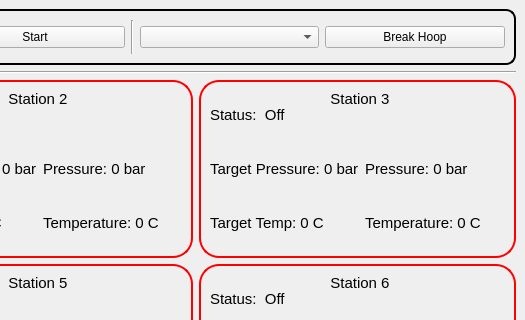
eastanganelli/HoopTesting_Emulator, file mainwindow.ui: the form before one commit; both pictures show x 455 to 980 and y 0 to 320 of the 980 by 450 pixel window.
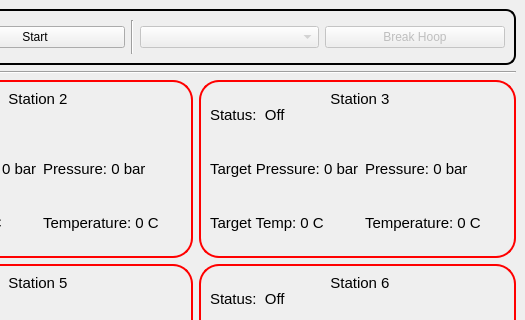
The form after the commit.

The edit to the form file:
```diff
--- a/mainwindow.ui
+++ b/mainwindow.ui
@@ -1057,17 +1057,30 @@
        </item>
        <item>
         <widget class="QComboBox" name="cbActiveStation">
+         <property name="enabled">
+          <bool>false</bool>
+         </property>
+         <property name="contextMenuPolicy">
+          <enum>Qt::DefaultContextMenu</enum>
+         </property>
          <property name="currentText">
           <string/>
          </property>
+         <property name="maxVisibleItems">
+          <number>6</number>
+         </property>
+         <property name="maxCount">
+          <number>6</number>
+         </property>
+         <property name="insertPolicy">
+          <enum>QComboBox::NoInsert</enum>
+         </property>
+         <property name="sizeAdjustPolicy">
+          <enum>QComboBox::AdjustToContents</enum>
+         </property>
          <property name="placeholderText">
           <string>Break station Hoop</string>
          </property>
-         <item>
-          <property name="text">
-           <string/>
-          </property>
-         </item>
          <item>
           <property name="text">
            <string>1</string>
@@ -1102,6 +1115,9 @@
        </item>
        <item>
         <widget class="QPushButton" name="btnBreak">
+         <property name="enabled">
+          <bool>false</bool>
+         </property>
          <property name="text">
           <string>Break Hoop</string>
          </property>
```
